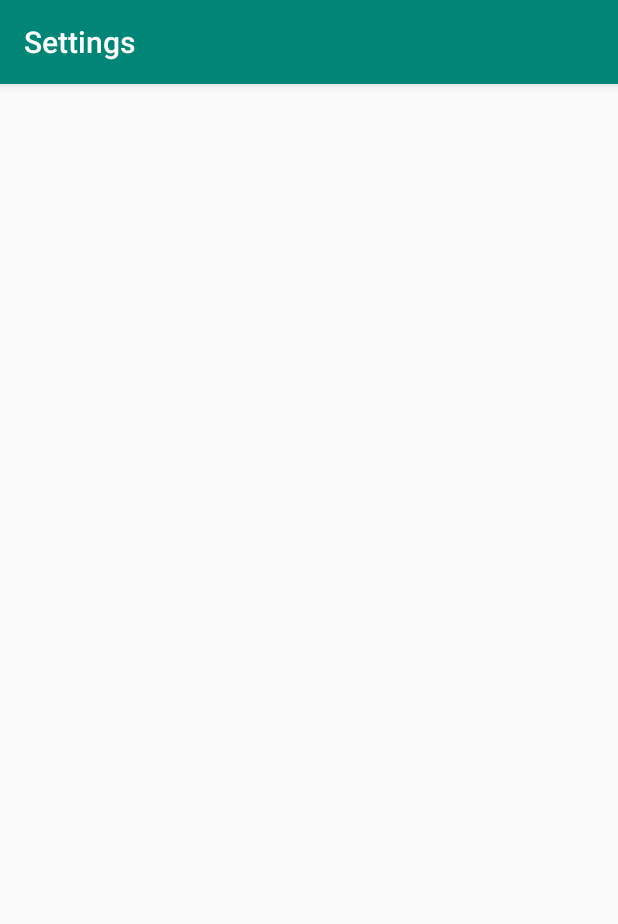
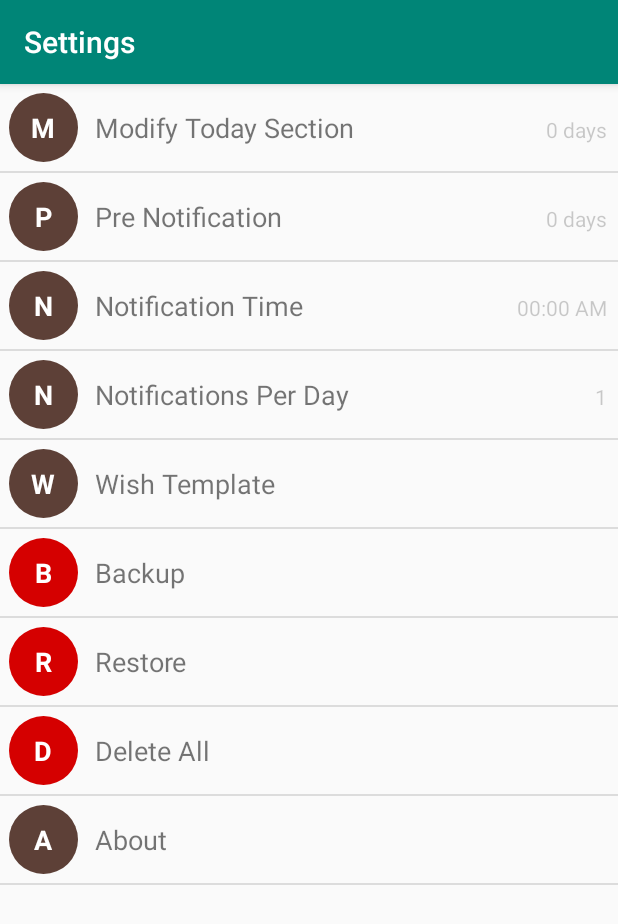
Before and after one commit to antandbuffalo/BirthdayReminderV2, an Android app: the Settings screen opened directly, with no data from a screen before it, on a phone screen of 412 x 824 dp. Shown: the top 924 px of the screen. Run offline under Robolectric (Android 15) with nearby library versions, the phone set to English and light mode, and no system bars.

Commit message:
settings page added

```diff
--- a/app/src/main/java/com/antandbuffalo/birthdayreminder/settings/Settings.java
+++ b/app/src/main/java/com/antandbuffalo/birthdayreminder/settings/Settings.java
@@ -3,14 +3,21 @@ package com.antandbuffalo.birthdayreminder.settings;
 import androidx.appcompat.app.AppCompatActivity;
 
 import android.os.Bundle;
+import android.widget.ListView;
 
 import com.antandbuffalo.birthdayreminder.R;
 
 public class Settings extends AppCompatActivity {
-
+    SettingsListAdapter settingsListAdapter;
     @Override
     protected void onCreate(Bundle savedInstanceState) {
         super.onCreate(savedInstanceState);
         setContentView(R.layout.settings);
+
+        final ListView settingsList = (ListView)findViewById(R.id.settingsList);
+        settingsListAdapter = new SettingsListAdapter();
+        //http://stackoverflow.com/questions/6495898/findviewbyid-in-fragment
+        settingsList.setAdapter(settingsListAdapter);
+
     }
 }
--- /dev/null
+++ b/app/src/main/java/com/antandbuffalo/birthdayreminder/settings/SettingsListAdapter.java
@@ -0,0 +1,253 @@
+package com.antandbuffalo.birthdayreminder.settings;
+
+import android.content.Context;
+import android.content.SharedPreferences;
+import android.view.LayoutInflater;
+import android.view.View;
+import android.view.ViewGroup;
+import android.widget.BaseAdapter;
+import android.widget.LinearLayout;
+import android.widget.TextView;
+
+import com.antandbuffalo.birthdayreminder.R;
+import com.antandbuffalo.birthdayreminder.database.OptionsDBHelper;
+import com.antandbuffalo.birthdayreminder.models.SettingsModel;
+import com.antandbuffalo.birthdayreminder.utilities.Constants;
+import com.antandbuffalo.birthdayreminder.utilities.Storage;
+import com.antandbuffalo.birthdayreminder.utilities.Util;
+
+import java.security.cert.PKIXRevocationChecker;
+import java.text.SimpleDateFormat;
+import java.util.Calendar;
+import java.util.Date;
+import java.util.List;
+
+/**
+ * Created by i677567 on 23/9/15.
+ * http://stackoverflow.com/questions/18868194/android-xml-layout-for-a-listview-with-different-items
+ */
+public class SettingsListAdapter extends BaseAdapter {
+    List<SettingsModel> listData;
+    int currentDayOfYear, dayOfYear;
+    Calendar cal;
+    SimpleDateFormat dateFormatter;
+    SharedPreferences settingsPref;
+
+    SettingsListAdapter() {
+        //listData = OptionsDBHelper.selectAll();
+        listData = OptionsDBHelper.getDefatultValues();
+        currentDayOfYear = Integer.parseInt(Util.getStringFromDate(new Date(), Constants.DAY_OF_YEAR));
+        cal = Calendar.getInstance();
+        dateFormatter = new SimpleDateFormat("MMM");
+        settingsPref = Util.getSharedPreference();
+    }
+
+    @Override
+    public int getCount() {
+        return listData.size();
+    }
+
+    @Override
+    public SettingsModel getItem(int position) {
+        return listData.get(position);
+    }
+
+    @Override
+    public long getItemId(int position) {
+        return position;
+    }
+
+    @Override
+    public int getViewTypeCount() {
+        return Constants.SETTINGS_CELL_TYPES_COUNT;
+    }
+
+    @Override
+    public int getItemViewType(int position) {
+        SettingsModel option = listData.get(position);
+        //return Integer.parseInt((String)itemTypes.get(option.getKey()));
+        return getCellType(option);
+        //return super.getItemViewType(position);
+    }
+
+
+    @Override
+    public View getView(int position, View convertView, ViewGroup parent) {
+        SettingsModel option = listData.get(position);
+        int cellType = getCellType(option);
+        if(convertView == null) {
+
+            if(cellType == Constants.SETTINGS_CELL_TYPE_DATE) {
+                LayoutInflater inflater = (LayoutInflater) parent.getContext().getSystemService(Context.LAYOUT_INFLATER_SERVICE);
+                convertView = inflater.inflate(R.layout.settings_listitem, parent, false);
+            }
+            else if(cellType == Constants.SETTINGS_CELL_TYPE_1_LETTER) {
+                LayoutInflater inflater = (LayoutInflater) parent.getContext().getSystemService(Context.LAYOUT_INFLATER_SERVICE);
+                convertView = inflater.inflate(R.layout.settings_listitem_other, parent, false);
+            }
+            else if(cellType == Constants.SETTINGS_CELL_TYPE_NA) {
+                LayoutInflater inflater = (LayoutInflater) parent.getContext().getSystemService(Context.LAYOUT_INFLATER_SERVICE);
+                convertView = inflater.inflate(R.layout.settings_listitem_na, parent, false);
+            }
+        }
+
+        TextView name, dateField, monthField, yearField, desc;
+
+        name = (TextView)convertView.findViewById(R.id.nameField);
+        name.setText(option.getTitle());
+
+        dateField = (TextView)convertView.findViewById(R.id.dateField);
+
+        LinearLayout circle = (LinearLayout)convertView.findViewById(R.id.circlebg);
+
+        if(cellType == Constants.SETTINGS_CELL_TYPE_DATE) {
+            desc = (TextView)convertView.findViewById(R.id.ageField);
+            String description = option.getSubTitle();
+
+            monthField = (TextView)convertView.findViewById(R.id.monthField);
+            yearField = (TextView)convertView.findViewById(R.id.yearField);
+
+            cal.setTime(option.getUpdatedOn());
+            dateField.setText(cal.get(Calendar.DATE) + "");
+            monthField.setText(dateFormatter.format(cal.getTime()));
+            yearField.setText(cal.get(Calendar.YEAR) + "");
+
+            long daysDiff = Util.getDaysBetweenDates(option.getUpdatedOn());
+                if(daysDiff == 0) {
+                    description = description + " today";
+                    circle.setBackgroundResource(R.drawable.cirlce_today);
+                }
+                else if(daysDiff == 1) {
+                    description = description + " before " + daysDiff + " day";
+                    circle.setBackgroundResource(R.drawable.cirlce_today);
+                }
+                else if (daysDiff <= 30) {
+                    description = description + " before " + daysDiff + " days";
+                    circle.setBackgroundResource(R.drawable.cirlce_today);
+                }
+                else if (daysDiff <= 365) {
+                    description = description + " before " + daysDiff + " days";
+                    circle.setBackgroundResource(R.drawable.cirlce_recent);
+                }
+                else {
+                    description = description + " before " + daysDiff + " days";
+                    circle.setBackgroundResource(R.drawable.cirlce_missed);
+                }
+            desc.setText(description);
+        }
+        else if (cellType == Constants.SETTINGS_CELL_TYPE_1_LETTER) {
+            String extra = OptionsDBHelper.getExtraValue(option, Constants.SETTINGS_ICON_LETTER);
+            if(extra != null) {
+                dateField.setText(extra);
+            }
+            else {
+                dateField.setText(option.getTitle().substring(0, 1).toUpperCase());
+            }
+
+            if(option.getKey().equalsIgnoreCase(Constants.SETTINGS_DELETE_ALL) || option.getKey().equalsIgnoreCase(Constants.SETTINGS_READ_FILE) || option.getKey().equalsIgnoreCase(Constants.SETTINGS_WRITE_FILE)) {
+                circle.setBackgroundResource(R.drawable.cirlce_missed);
+            }
+            else {
+                circle.setBackgroundResource(R.drawable.cirlce_normal);
+            }
+
+            TextView currentValue = (TextView)convertView.findViewById(R.id.currentValue);
+            String givenKey = option.getKey().toUpperCase();
+            currentValue.setVisibility(View.VISIBLE);
+
+            switch (givenKey) {
+                case Constants.SETTINGS_MODIFY_TODAY:
+                case Constants.SETTINGS_NOTIFICATION: {
+                    int currVal = getSelectedValueForKey(option.getKey());
+                    if (currVal == 1) {
+                        currentValue.setText(currVal + " day");
+                    } else {
+                        currentValue.setText(currVal + " days");
+                    }
+                    break;
+                }
+                case Constants.SETTINGS_NOTIFICATION_TIME: {
+                    currentValue.setText(getSelectedNotificationTime(parent.getContext()));
+                    break;
+                }
+                case Constants.SETTINGS_NOTIFICATION_FREQUENCY: {
+                    currentValue.setText(getSelectedFrequency(parent.getContext()));
+                    break;
+                }
+                default:
+                    currentValue.setVisibility(View.INVISIBLE);
+            }
+        }
+        else {
+            dateField.setText("NA");
+            desc = (TextView)convertView.findViewById(R.id.ageField);
+            desc.setText(option.getSubTitle());
+            circle.setBackgroundResource(R.drawable.cirlce_missed);
+        }
+
+        return convertView;
+    }
+
+    public int getSelectedValueForKey(String givenKey) {
+        int preNotifDays = 0;
+        if(givenKey.equalsIgnoreCase(Constants.SETTINGS_MODIFY_TODAY)) {
+            preNotifDays = settingsPref.getInt(Constants.PREFERENCE_RECENT_DAYS_TODAY, 0);
+        }
+        else if(givenKey.equalsIgnoreCase(Constants.SETTINGS_NOTIFICATION)) {
+            preNotifDays = settingsPref.getInt(Constants.PREFERENCE_PRE_NOTIFICATION_DAYS, 0);
+        }
+        return preNotifDays;
+    }
+
+    public String getSelectedNotificationTime(Context context) {
+        int hours = settingsPref.getInt(Constants.PREFERENCE_NOTIFICATION_TIME_HOURS, 0);
+        int minutes = settingsPref.getInt(Constants.PREFERENCE_NOTIFICATION_TIME_MINUTES, 0);
+        boolean is24HourFormat = android.text.format.DateFormat.is24HourFormat(context);
+        if(is24HourFormat) {
+            return Util.getTwoDigitsString(hours) + ":" + Util.getTwoDigitsString(minutes);
+        }
+        else {
+            String amOrPm = "AM";
+            if(hours > 12) {
+                hours = hours - 12;
+                amOrPm = "PM";
+            }
+            return Util.getTwoDigitsString(hours) + ":" + Util.getTwoDigitsString(minutes) + " " + amOrPm;
+        }
+    }
+
+    public String getSelectedFrequency(Context context) {
+        Integer frequency = Storage.getNotificationFrequency(settingsPref);
+        return frequency.toString();
+    }
+
+    public void refreshData() {
+        listData = OptionsDBHelper.selectAll();
+        this.notifyDataSetChanged();
+    }
+
+    public int getCellType(SettingsModel option) {
+        int returnValue = Constants.SETTINGS_CELL_TYPE_DATE;
+
+        /*
+        if(Constants.SETTINGS_CELL_TYPE_1_LETTER_VALUES.contains(option.getKey())) {
+            returnValue = Constants.SETTINGS_CELL_TYPE_1_LETTER;
+        }
+        else {
+            if(option.getUpdatedOn() == null) {
+                returnValue = Constants.SETTINGS_CELL_TYPE_NA;
+            }
+            else {
+                returnValue = Constants.SETTINGS_CELL_TYPE_DATE;
+            }
+        }*/
+        if(option.getUpdatedOn() == null) {
+            returnValue = Constants.SETTINGS_CELL_TYPE_1_LETTER;
+        }
+        else {
+            returnValue = Constants.SETTINGS_CELL_TYPE_DATE;
+        }
+
+        return returnValue;
+    }
+}
--- a/app/src/main/res/layout/settings.xml
+++ b/app/src/main/res/layout/settings.xml
@@ -6,4 +6,12 @@
     android:layout_height="match_parent"
     tools:context=".settings.Settings">
 
+    <ListView
+        android:layout_width="0dp"
+        android:layout_height="0dp"
+        android:id="@+id/settingsList"
+        app:layout_constraintBottom_toBottomOf="parent"
+        app:layout_constraintEnd_toEndOf="parent"
+        app:layout_constraintStart_toStartOf="parent"
+        app:layout_constraintTop_toTopOf="parent" />
 </androidx.constraintlayout.widget.ConstraintLayout>
--- /dev/null
+++ b/app/src/main/res/layout/settings_listitem_other.xml
@@ -0,0 +1,48 @@
+<?xml version="1.0" encoding="utf-8"?>
+<RelativeLayout xmlns:android="http://schemas.android.com/apk/res/android"
+    android:layout_width="fill_parent"
+    android:layout_height="58dp"
+    >
+
+    <LinearLayout
+        android:id="@+id/circlebg"
+        android:orientation="vertical"
+        android:layout_width="46sp"
+        android:layout_height="46sp"
+        android:layout_margin="6dp">
+
+        <TextView
+            android:id="@+id/dateField"
+            android:layout_width="match_parent"
+            android:layout_height="match_parent"
+            android:text="12"
+            android:textColor="@color/white"
+            android:gravity="center"
+            android:textSize="18sp"
+            android:textStyle="bold"
+
+             />
+    </LinearLayout>
+
+    <TextView
+        android:id="@+id/nameField"
+        android:layout_width="wrap_content"
+        android:layout_height="wrap_content"
+        android:layout_marginLeft="5dp"
+        android:layout_centerVertical="true"
+        android:layout_toRightOf="@+id/circlebg"
+        android:text="CodeLearn Chapter 1"
+        android:textSize="18sp" />
+
+    <TextView
+        android:id="@+id/currentValue"
+        android:layout_width="wrap_content"
+        android:layout_height="wrap_content"
+        android:layout_alignBaseline="@+id/nameField"
+        android:layout_alignBottom="@+id/nameField"
+        android:layout_alignParentEnd="true"
+        android:layout_marginEnd="7dp"
+        android:alpha="0.38"
+        android:text="2 days" />
+
+</RelativeLayout>
```
Also changed, not shown: app/src/main/res/layout/settings_listitem.xml (added, +68 -0 lines), app/src/main/res/layout/settings_listitem_na.xml (added, +46 -0 lines).
